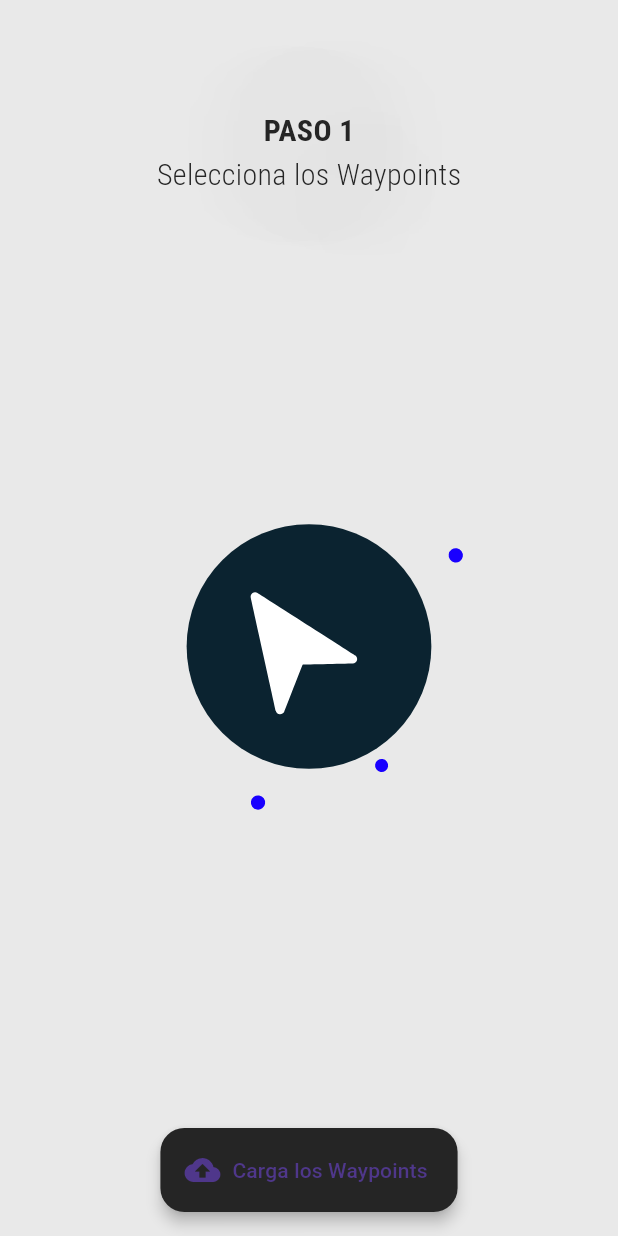
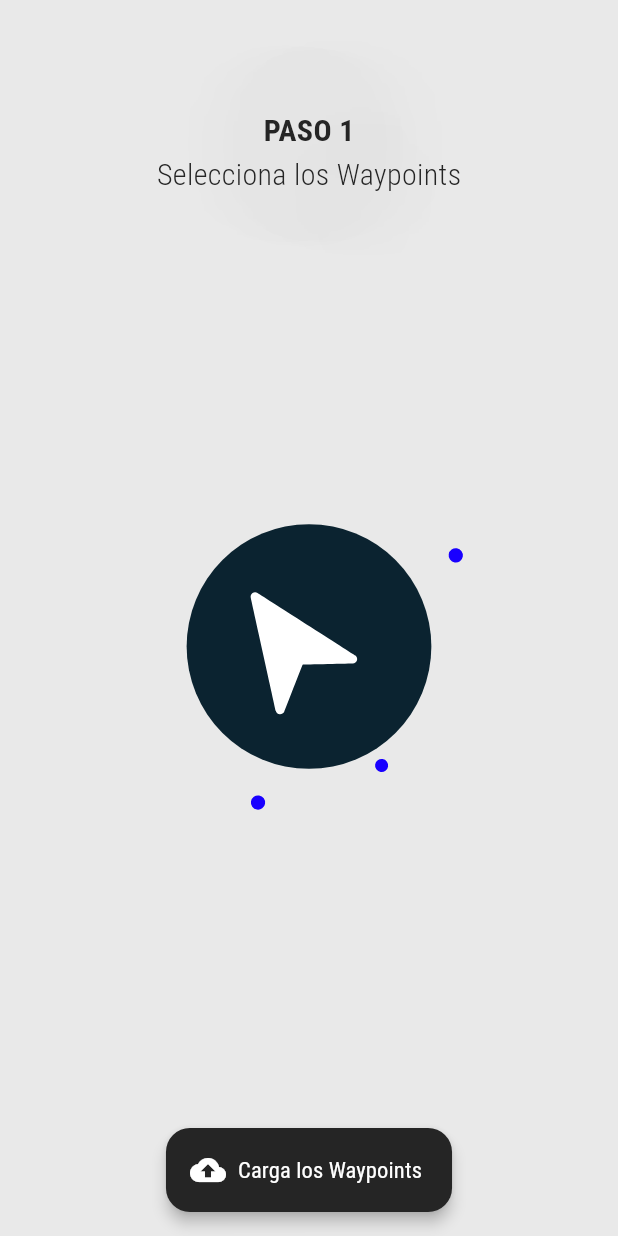
Before and after one commit to PieroFDC/usv_app, a Flutter app: the WaypointPage screen opened directly, on a phone screen of 412 x 824 dp. Run offline on Flutter 3.47's test engine with Material 3 defaults, Android fonts, the phone set to English and light mode, and no system bars; our stand-ins replace another_flushbar, audioplayers, file_picker, flutter_compass, google_maps_flutter, location and 2 more; missing offline and left inert: usb_serial; Roboto replaces fonts that are missing (Roboto Condensed).

Commit message:
Update Flutter and deps

```diff
--- a/lib/pages/start_page.dart
+++ b/lib/pages/start_page.dart
@@ -55,7 +55,7 @@ class StartPage extends StatelessWidget {
                           Shadow(
                             color: Color.fromARGB(120, 0, 0, 0),
                             offset: Offset(10, 10),
-                            blurRadius: 80,
+                            blurRadius: 100,
                           ),
                         ]
                       ),
@@ -71,7 +71,7 @@ class StartPage extends StatelessWidget {
                           Shadow(
                             color: Color.fromARGB(120, 0, 0, 0),
                             offset: Offset(10, 10),
-                            blurRadius: 80,
+                            blurRadius: 100,
                           ),
                         ]
                       ),
--- a/lib/pages/waypoints_page.dart
+++ b/lib/pages/waypoints_page.dart
@@ -153,8 +153,19 @@ class _WaypointPageState extends State<WaypointPage> {
       ),
       floatingActionButton: FloatingActionButton.extended(
         onPressed: _pickFile,
-        label: Text(buttonText),
-        icon: const Icon(Icons.cloud_upload),
+        label: Text(
+          buttonText,
+          style: const TextStyle(
+            color: Colors.white,
+            fontSize: 15,
+            fontFamily: 'Roboto Condensed',
+            fontWeight: FontWeight.w400,
+          ),
+        ),
+        icon: const Icon(
+          Icons.cloud_upload,
+          color: Colors.white,
+        ),
         elevation: 4.0,
         backgroundColor: buttonColor,
         tooltip: 'Cargar Waypoints',
```
Also changed, not shown: lib/pages/home_page.dart (+6 -6 lines), lib/pages/serial_page.dart (+25 -4 lines), pubspec.yaml (+4 -4 lines), lib/pages/test.dart (deleted), pubspec.lock.
